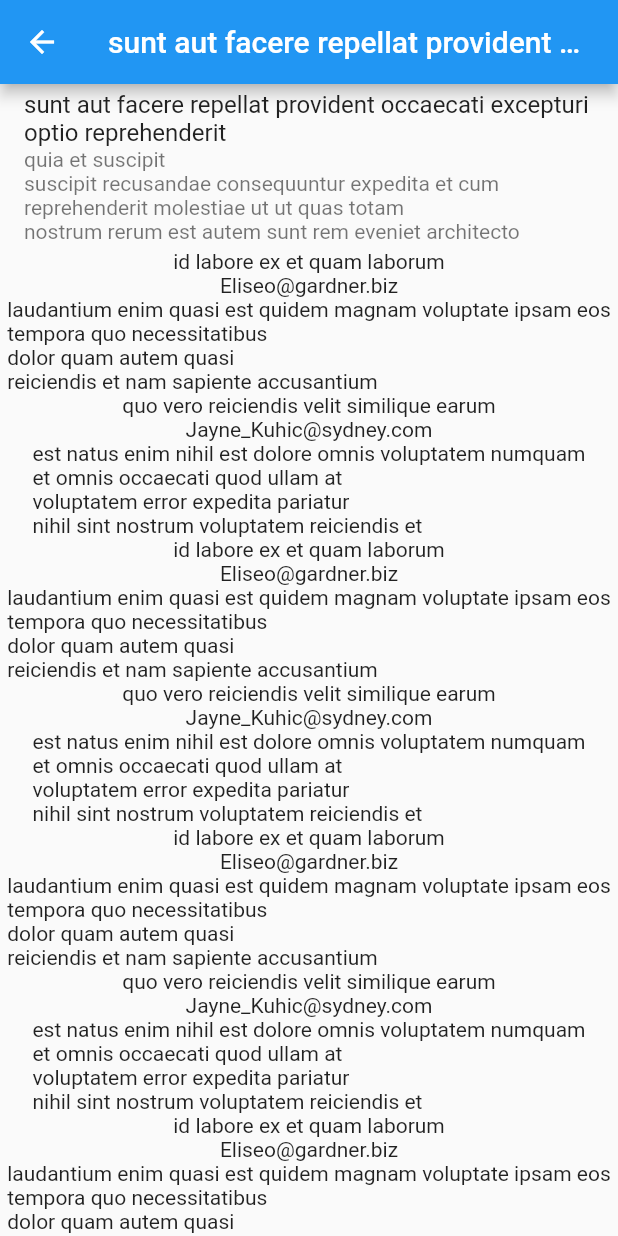
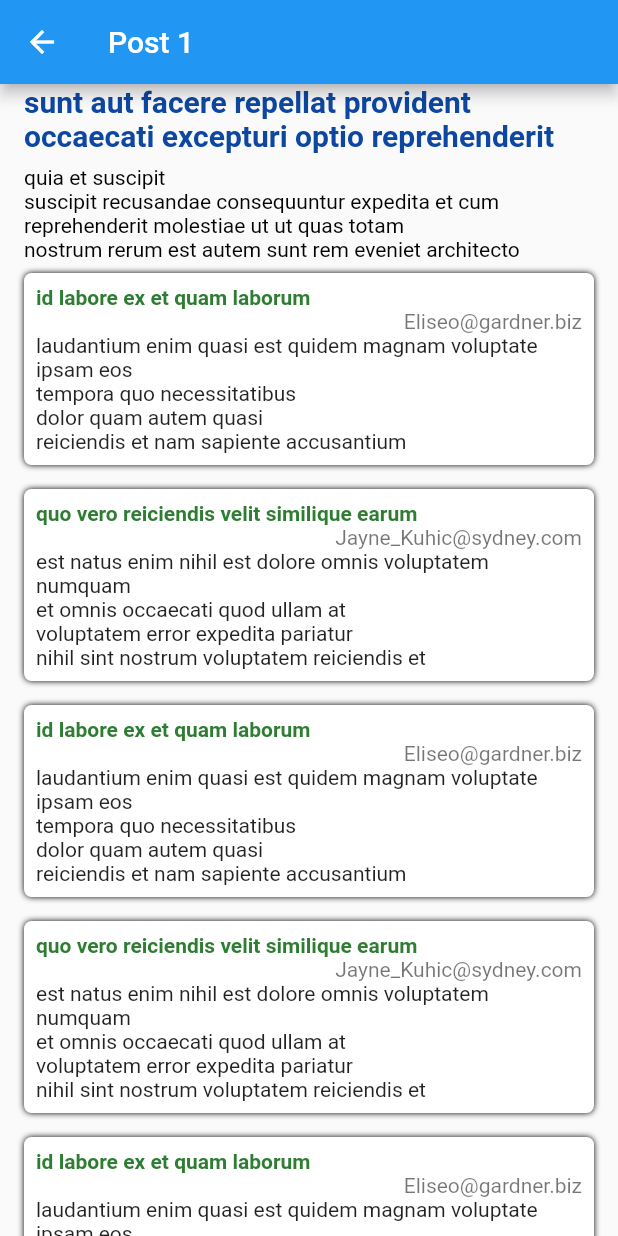
Before and after one commit to niverovskiinn/posts_app, a Flutter app: the screen it shows after launch, after a tap on "sunt aut facere repellat provident occae", on a phone screen of 412 x 824 dp. Run offline on Flutter 3.47's test engine with Material 2 defaults, Android fonts, the phone set to English and light mode, and no system bars.

Commit message:
finished ui

```diff
--- a/lib/commentspage.dart
+++ b/lib/commentspage.dart
@@ -118,15 +118,20 @@ class CommentsPage extends StatelessWidget {
 
     return Scaffold(
         appBar: AppBar(
-          title: Tooltip(message: post.title, child: Text(post.title)),
+          title: Text("Post ${post.id}"),
         ),
         body: ListView(
           children: [
             PostItem(
               post: post,
+              pressable: false,
             ),
-            ...comments.map((e) => CommentItem(
-                  comment: e,
+            ...comments.map((e) => Padding(
+                  padding: const EdgeInsets.symmetric(
+                      horizontal: 16.0, vertical: 8.0),
+                  child: CommentItem(
+                    comment: e,
+                  ),
                 ))
           ],
         ));
@@ -139,8 +144,34 @@ class CommentItem extends StatelessWidget {
 
   @override
   Widget build(BuildContext context) {
-    return Column(
-      children: [Text(comment.name), Text(comment.email), Text(comment.body)],
+    return Container(
+      padding: const EdgeInsets.all(8.0),
+      decoration: BoxDecoration(
+          color: Colors.white,
+          borderRadius: BorderRadius.circular(5),
+          boxShadow: [
+            BoxShadow(
+              blurRadius: 3,
+            ),
+          ]),
+      child: Column(
+        crossAxisAlignment: CrossAxisAlignment.start,
+        children: [
+          Text(
+            comment.name,
+            style: TextStyle(
+                color: Colors.green[800], fontWeight: FontWeight.w700),
+          ),
+          Container(
+            alignment: Alignment.centerRight,
+            child: Text(
+              comment.email,
+              style: TextStyle(color: Colors.black54),
+            ),
+          ),
+          Text(comment.body)
+        ],
+      ),
     );
   }
 }
--- a/lib/homepage.dart
+++ b/lib/homepage.dart
@@ -103,6 +103,7 @@ class Homepage extends StatelessWidget {
         itemCount: posts.length,
         itemBuilder: (BuildContext context, int index) {
           return Column(
+            crossAxisAlignment: CrossAxisAlignment.start,
             children: [
               PostItem(post: posts[index]),
               Divider(
--- a/lib/main.dart
+++ b/lib/main.dart
@@ -11,6 +11,9 @@ class MyApp extends StatelessWidget {
   Widget build(BuildContext context) {
     return MaterialApp(
       theme: ThemeData(
+        textTheme: TextTheme(
+            headline6: TextStyle(
+                fontWeight: FontWeight.w700, color: Colors.blue[900])),
         primarySwatch: Colors.blue,
       ),
       home: Homepage(
--- a/lib/widgets/post_item.dart
+++ b/lib/widgets/post_item.dart
@@ -4,21 +4,37 @@ import 'package:posts_app/data/models/post.dart';
 
 class PostItem extends StatelessWidget {
   final Post post;
+  final bool pressable;
 
-  const PostItem({Key key, @required this.post}) : super(key: key);
+  const PostItem({Key key, @required this.post, this.pressable = true})
+      : super(key: key);
 
   @override
   Widget build(BuildContext context) {
     return InkWell(
-      onTap: () {
-        Navigator.of(context).push(MaterialPageRoute(
-            builder: (_) => CommentsPage(
-                  post: post,
-                )));
-      },
-      child: ListTile(
-        title: Text(post.title),
-        subtitle: Text(post.body),
+      onTap: pressable
+          ? () {
+              Navigator.of(context).push(MaterialPageRoute(
+                  builder: (_) => CommentsPage(
+                        post: post,
+                      )));
+            }
+          : null,
+      child: Padding(
+        padding: const EdgeInsets.symmetric(horizontal: 16.0),
+        child: Column(crossAxisAlignment: CrossAxisAlignment.start, children: [
+          Padding(
+            padding: const EdgeInsets.only(bottom: 8.0),
+            child: Text(
+              post.title,
+              style: Theme.of(context).textTheme.headline6,
+            ),
+          ),
+          Text(
+            post.body,
+            style: TextStyle(color: Colors.black),
+          ),
+        ]),
       ),
     );
   }
```
